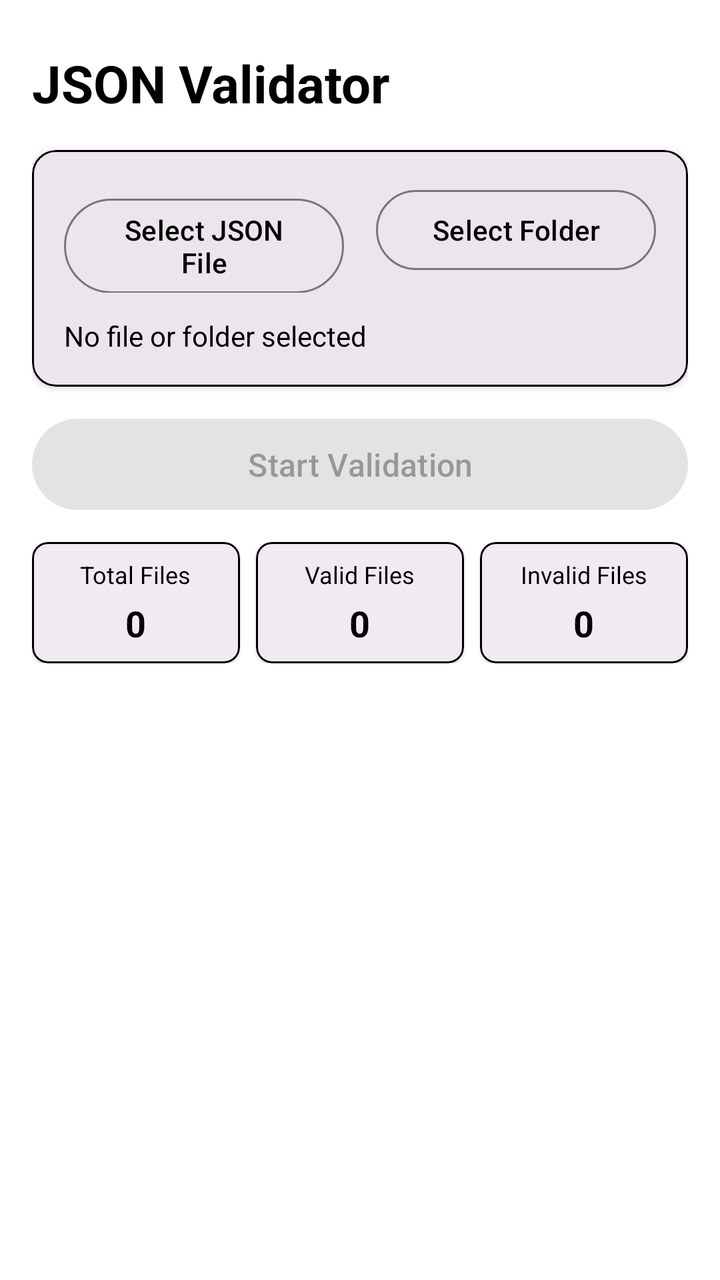
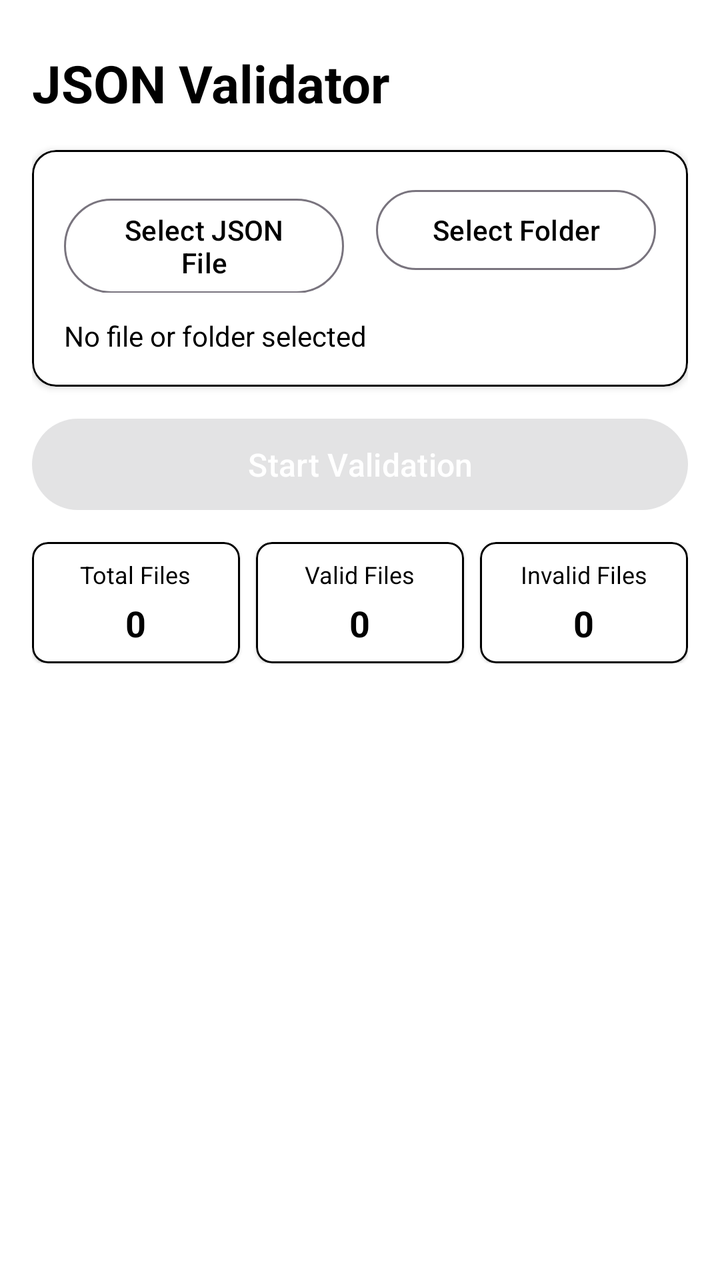

Compare the two renders of this Android layout. The source of the first and the diff that turns it into the second are given below.
<!-- AndroidManifest.xml: application theme Theme.JsonValidator -->
<!-- res/layout/activity_main.xml -->
<?xml version="1.0" encoding="utf-8"?>
<androidx.constraintlayout.widget.ConstraintLayout xmlns:android="http://schemas.android.com/apk/res/android"
    xmlns:app="http://schemas.android.com/apk/res-auto"
    xmlns:tools="http://schemas.android.com/tools"
    android:layout_width="match_parent"
    android:layout_height="match_parent"
    android:background="@color/background"
    android:padding="16dp"
    tools:context="com.example.jsonvalidator.MainActivity">

    
    <TextView
        id="@+id/tvAppTitle"
        android:id="@+id/tvAppTitle"
        android:layout_width="wrap_content"
        android:layout_height="wrap_content"
        android:layout_marginTop="8dp"
        android:text="@string/title_main"
        android:textColor="@color/primary"
        android:textSize="26sp"
        android:textStyle="bold"
        app:layout_constraintStart_toStartOf="parent"
        app:layout_constraintTop_toTopOf="parent" />

    
    <com.google.android.material.card.MaterialCardView
        android:id="@+id/cardSelection"
        android:layout_width="0dp"
        android:layout_height="wrap_content"
        android:layout_marginTop="16dp"
        app:cardCornerRadius="12dp"
        app:cardElevation="2dp"
        app:strokeColor="@color/border_color"
        app:strokeWidth="1dp"
        app:layout_constraintEnd_toEndOf="parent"
        app:layout_constraintStart_toStartOf="parent"
        app:layout_constraintTop_toBottomOf="@id/tvAppTitle">

        <LinearLayout
            android:layout_width="match_parent"
            android:layout_height="wrap_content"
            android:orientation="vertical"
            android:padding="16dp">

            <LinearLayout
                android:layout_width="match_parent"
                android:layout_height="wrap_content"
                android:orientation="horizontal"
                android:weightSum="2">

                <com.google.android.material.button.MaterialButton
                    android:id="@+id/btnSelectFile"
                    style="@style/Widget.Material3.Button.OutlinedButton"
                    android:layout_width="0dp"
                    android:layout_height="wrap_content"
                    android:layout_marginEnd="8dp"
                    android:layout_weight="1"
                    android:text="@string/btn_select_file"
                    app:iconGravity="textStart" />

                <com.google.android.material.button.MaterialButton
                    android:id="@+id/btnSelectFolder"
                    style="@style/Widget.Material3.Button.OutlinedButton"
                    android:layout_width="0dp"
                    android:layout_height="wrap_content"
                    android:layout_marginStart="8dp"
                    android:layout_weight="1"
                    android:text="@string/btn_select_folder"
                    app:iconGravity="textStart" />
            </LinearLayout>

            <TextView
                android:id="@+id/tvSelectedPath"
                android:layout_width="match_parent"
                android:layout_height="wrap_content"
                android:layout_marginTop="12dp"
                android:ellipsize="middle"
                android:singleLine="true"
                android:text="@string/text_no_selection"
                android:textColor="@color/text_secondary"
                android:textSize="14sp" />
        </LinearLayout>
    </com.google.android.material.card.MaterialCardView>

    
    <com.google.android.material.button.MaterialButton
        android:id="@+id/btnStartValidation"
        android:layout_width="0dp"
        android:layout_height="wrap_content"
        android:layout_marginTop="12dp"
        android:enabled="false"
        android:padding="12dp"
        android:text="@string/btn_start_validation"
        android:textSize="16sp"
        app:cardCornerRadius="8dp"
        app:layout_constraintEnd_toEndOf="parent"
        app:layout_constraintStart_toStartOf="parent"
        app:layout_constraintTop_toBottomOf="@id/cardSelection" />

    
    <ProgressBar
        android:id="@+id/progressBar"
        style="?android:attr/progressBarStyleHorizontal"
        android:layout_width="0dp"
        android:layout_height="wrap_content"
        android:layout_marginTop="8dp"
        android:indeterminate="true"
        android:visibility="gone"
        app:layout_constraintEnd_toEndOf="parent"
        app:layout_constraintStart_toStartOf="parent"
        app:layout_constraintTop_toBottomOf="@id/btnStartValidation" />

    
    <LinearLayout
        android:id="@+id/layoutSummary"
        android:layout_width="0dp"
        android:layout_height="wrap_content"
        android:layout_marginTop="12dp"
        android:orientation="horizontal"
        android:weightSum="3"
        app:layout_constraintEnd_toEndOf="parent"
        app:layout_constraintStart_toStartOf="parent"
        app:layout_constraintTop_toBottomOf="@id/progressBar">

        
        <com.google.android.material.card.MaterialCardView
            android:layout_width="0dp"
            android:layout_height="wrap_content"
            android:layout_marginEnd="4dp"
            android:layout_weight="1"
            app:cardCornerRadius="8dp"
            app:cardElevation="1dp"
            app:strokeColor="@color/border_color"
            app:strokeWidth="1dp">

            <LinearLayout
                android:layout_width="match_parent"
                android:layout_height="wrap_content"
                android:gravity="center"
                android:orientation="vertical"
                android:padding="8dp">

                <TextView
                    android:layout_width="wrap_content"
                    android:layout_height="wrap_content"
                    android:text="@string/label_total_files"
                    android:textColor="@color/text_secondary"
                    android:textSize="12sp" />

                <TextView
                    android:id="@+id/tvTotalFiles"
                    android:layout_width="wrap_content"
                    android:layout_height="wrap_content"
                    android:layout_marginTop="4dp"
                    android:text="0"
                    android:textColor="@color/text_primary"
                    android:textSize="18sp"
                    android:textStyle="bold" />
            </LinearLayout>
        </com.google.android.material.card.MaterialCardView>

        
        <com.google.android.material.card.MaterialCardView
            android:layout_width="0dp"
            android:layout_height="wrap_content"
            android:layout_marginStart="4dp"
            android:layout_marginEnd="4dp"
            android:layout_weight="1"
            app:cardCornerRadius="8dp"
            app:cardElevation="1dp"
            app:strokeColor="@color/border_color"
            app:strokeWidth="1dp">

            <LinearLayout
                android:layout_width="match_parent"
                android:layout_height="wrap_content"
                android:gravity="center"
                android:orientation="vertical"
                android:padding="8dp">

                <TextView
                    android:layout_width="wrap_content"
                    android:layout_height="wrap_content"
                    android:text="@string/label_valid_files"
                    android:textColor="@color/text_primary"
                    android:textSize="12sp" />

                <TextView
                    android:id="@+id/tvValidFiles"
                    android:layout_width="wrap_content"
                    android:layout_height="wrap_content"
                    android:layout_marginTop="4dp"
                    android:text="0"
                    android:textColor="@color/text_primary"
                    android:textSize="18sp"
                    android:textStyle="bold" />
            </LinearLayout>
        </com.google.android.material.card.MaterialCardView>

        
        <com.google.android.material.card.MaterialCardView
            android:layout_width="0dp"
            android:layout_height="wrap_content"
            android:layout_marginStart="4dp"
            android:layout_weight="1"
            app:cardCornerRadius="8dp"
            app:cardElevation="1dp"
            app:strokeColor="@color/border_color"
            app:strokeWidth="1dp">

            <LinearLayout
                android:layout_width="match_parent"
                android:layout_height="wrap_content"
                android:gravity="center"
                android:orientation="vertical"
                android:padding="8dp">

                <TextView
                    android:layout_width="wrap_content"
                    android:layout_height="wrap_content"
                    android:text="@string/label_invalid_files"
                    android:textColor="@color/text_primary"
                    android:textSize="12sp" />

                <TextView
                    android:id="@+id/tvInvalidFiles"
                    android:layout_width="wrap_content"
                    android:layout_height="wrap_content"
                    android:layout_marginTop="4dp"
                    android:text="0"
                    android:textColor="@color/text_primary"
                    android:textSize="18sp"
                    android:textStyle="bold" />
            </LinearLayout>
        </com.google.android.material.card.MaterialCardView>
    </LinearLayout>

    
    <androidx.recyclerview.widget.RecyclerView
        android:id="@+id/rvResults"
        android:layout_width="0dp"
        android:layout_height="0dp"
        android:layout_marginTop="16dp"
        android:scrollbars="vertical"
        app:layout_constraintBottom_toBottomOf="parent"
        app:layout_constraintEnd_toEndOf="parent"
        app:layout_constraintStart_toStartOf="parent"
        app:layout_constraintTop_toBottomOf="@id/layoutSummary" />

</androidx.constraintlayout.widget.ConstraintLayout>
<!-- resources referenced by this layout -->
<resources>
  <color name="background">#FFFFFF</color>
  <color name="border_color">#000000</color>
  <color name="primary">#000000</color>
  <color name="text_primary">#000000</color>
  <color name="text_secondary">#000000</color>
  <string name="btn_select_file">Select JSON File</string>
  <string name="btn_select_folder">Select Folder</string>
  <string name="btn_start_validation">Start Validation</string>
  <string name="label_invalid_files">Invalid Files</string>
  <string name="label_total_files">Total Files</string>
  <string name="label_valid_files">Valid Files</string>
  <string name="text_no_selection">No file or folder selected</string>
  <string name="title_main">JSON Validator</string>
  <style name="Theme.JsonValidator" parent="Theme.Material3.DayNight.NoActionBar">
          
          <item name="colorPrimary">@color/primary</item>
          <item name="colorSecondary">@color/secondary</item>
          
          
          <item name="android:statusBarColor">@color/background</item>
          <item name="android:windowLightStatusBar">true</item>
          
          
          <item name="android:windowBackground">@color/background</item>
      </style>
  <color name="secondary">#000000</color>
</resources>

<!-- the commit's change to res/layout/activity_main.xml (unified diff, before → after) -->
@@ -28,6 +28,7 @@
         android:layout_width="0dp"
         android:layout_height="wrap_content"
         android:layout_marginTop="16dp"
+        app:cardBackgroundColor="@color/card_bg"
         app:cardCornerRadius="12dp"
         app:cardElevation="2dp"
         app:strokeColor="@color/border_color"
@@ -56,6 +57,7 @@
                     android:layout_marginEnd="8dp"
                     android:layout_weight="1"
                     android:text="@string/btn_select_file"
+                    android:textColor="@color/primary"
                     app:iconGravity="textStart" />
 
                 <com.google.android.material.button.MaterialButton
@@ -66,6 +68,7 @@
                     android:layout_marginStart="8dp"
                     android:layout_weight="1"
                     android:text="@string/btn_select_folder"
+                    android:textColor="@color/primary"
                     app:iconGravity="textStart" />
             </LinearLayout>
 
@@ -91,6 +94,7 @@
         android:enabled="false"
         android:padding="12dp"
         android:text="@string/btn_start_validation"
+        android:textColor="@color/on_primary"
         android:textSize="16sp"
         app:cardCornerRadius="8dp"
         app:layout_constraintEnd_toEndOf="parent"
@@ -128,6 +132,7 @@
             android:layout_height="wrap_content"
             android:layout_marginEnd="4dp"
             android:layout_weight="1"
+            app:cardBackgroundColor="@color/card_bg"
             app:cardCornerRadius="8dp"
             app:cardElevation="1dp"
             app:strokeColor="@color/border_color"
@@ -166,6 +171,7 @@
             android:layout_marginStart="4dp"
             android:layout_marginEnd="4dp"
             android:layout_weight="1"
+            app:cardBackgroundColor="@color/card_bg"
             app:cardCornerRadius="8dp"
             app:cardElevation="1dp"
             app:strokeColor="@color/border_color"
@@ -203,6 +209,7 @@
             android:layout_height="wrap_content"
             android:layout_marginStart="4dp"
             android:layout_weight="1"
+            app:cardBackgroundColor="@color/card_bg"
             app:cardCornerRadius="8dp"
             app:cardElevation="1dp"
             app:strokeColor="@color/border_color"
<!-- resource entries referenced after the edit -->
@@ -2,6 +2,8 @@
 <resources>
   <color name="background">#FFFFFF</color>
   <color name="border_color">#000000</color>
+  <color name="card_bg">#FFFFFF</color>
+  <color name="on_primary">#FFFFFF</color>
   <color name="primary">#000000</color>
   <color name="text_primary">#000000</color>
   <color name="text_secondary">#000000</color>
